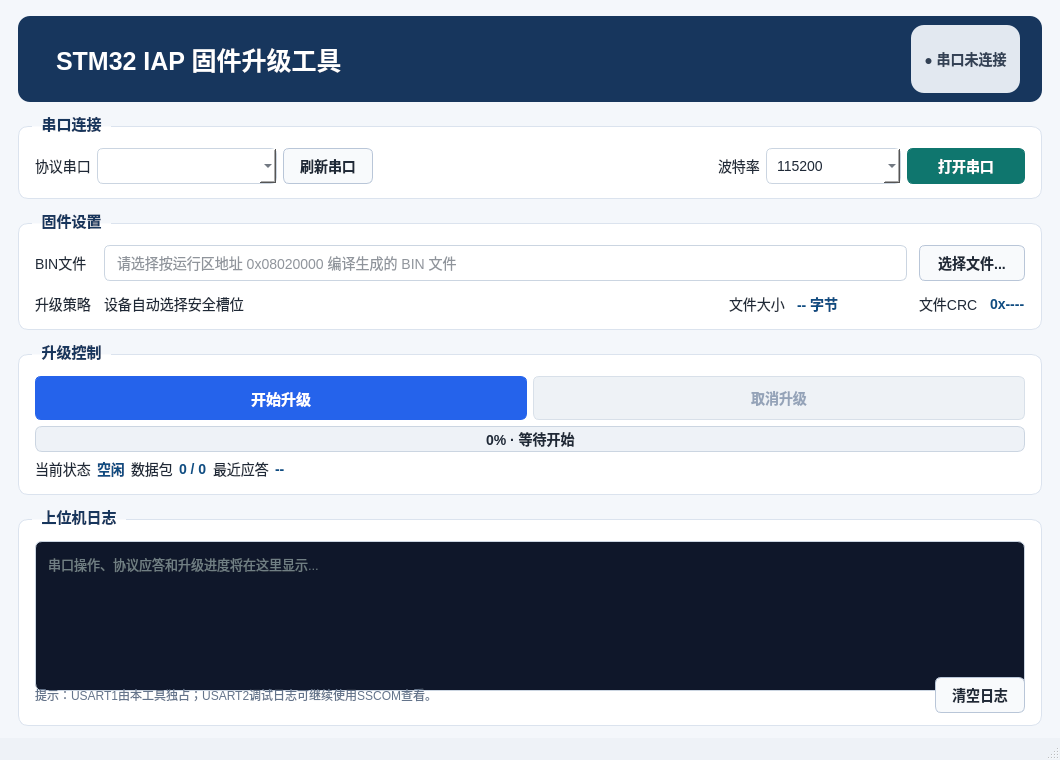
This is PC_IAP/mainwindow.ui in Secret-G/STM32-IAP-Bootloader as Qt 5 draws it before an edit. The edited form follows.
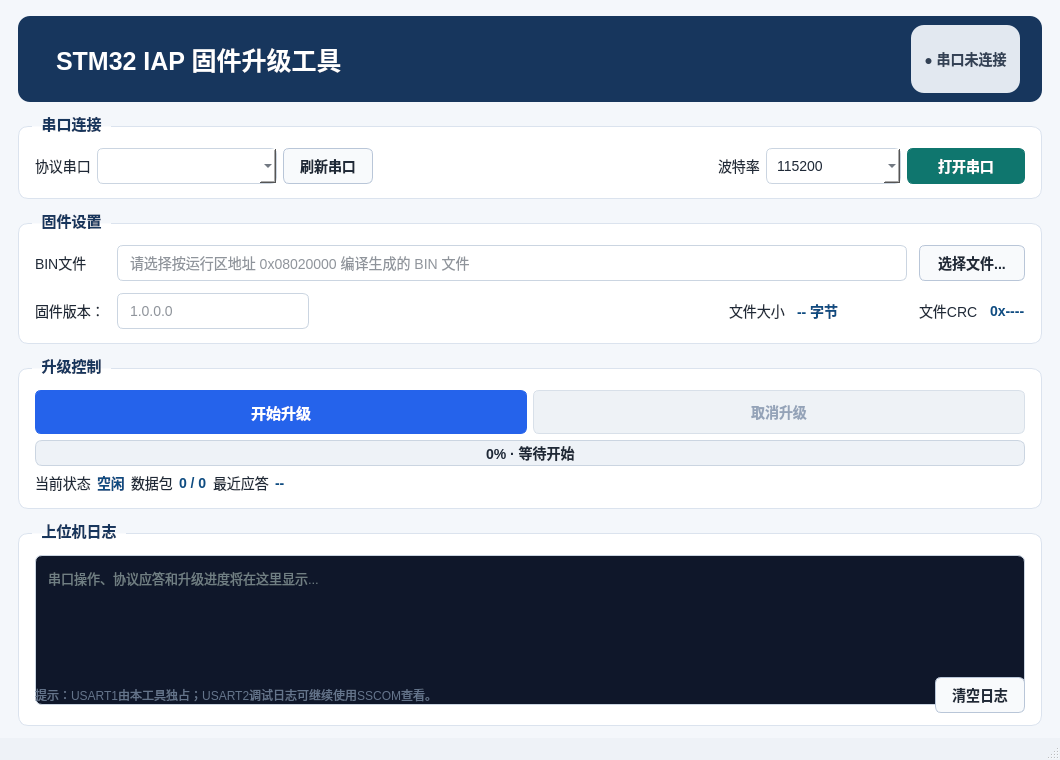
This is the edited form.

Commit message: 实现固件版本管理与防降级策略

Patch:
```diff
--- a/PC_IAP/mainwindow.ui
+++ b/PC_IAP/mainwindow.ui
@@ -343,7 +343,21 @@
        <property name="spacing">
         <number>12</number>
        </property>
-       <item row="0" column="1" colspan="4">
+       <item row="1" column="1">
+        <widget class="QLineEdit" name="lineEditFirmwareVersion">
+         <property name="placeholderText">
+          <string>1.0.0.0</string>
+         </property>
+        </widget>
+       </item>
+       <item row="0" column="6">
+        <widget class="QPushButton" name="pushButtonBrowseBin">
+         <property name="text">
+          <string>选择文件...</string>
+         </property>
+        </widget>
+       </item>
+       <item row="0" column="1" colspan="5">
         <widget class="QLineEdit" name="lineEditBinPath">
          <property name="readOnly">
           <bool>true</bool>
@@ -353,54 +367,21 @@
          </property>
         </widget>
        </item>
-       <item row="1" column="4">
-        <widget class="QLabel" name="labelFileSizeValue">
-         <property name="minimumSize">
-          <size>
-           <width>110</width>
-           <height>0</height>
-          </size>
-         </property>
+       <item row="0" column="0">
+        <widget class="QLabel" name="labelBinFile">
          <property name="text">
-          <string>-- 字节</string>
+          <string>BIN文件</string>
          </property>
         </widget>
        </item>
        <item row="1" column="0">
         <widget class="QLabel" name="labelTarget">
          <property name="text">
-          <string>升级策略</string>
+          <string>固件版本：</string>
          </property>
         </widget>
        </item>
-       <item row="1" column="2">
-        <spacer name="horizontalSpacerFirmware">
-         <property name="orientation">
-          <enum>Qt::Orientation::Horizontal</enum>
-         </property>
-         <property name="sizeHint" stdset="0">
-          <size>
-           <width>30</width>
-           <height>20</height>
-          </size>
-         </property>
-        </spacer>
-       </item>
-       <item row="0" column="5">
-        <widget class="QPushButton" name="pushButtonBrowseBin">
-         <property name="text">
-          <string>选择文件...</string>
-         </property>
-        </widget>
-       </item>
-       <item row="1" column="3">
-        <widget class="QLabel" name="labelFileSize">
-         <property name="text">
-          <string>文件大小</string>
-         </property>
-        </widget>
-       </item>
-       <item row="1" column="5">
+       <item row="1" column="6">
         <layout class="QHBoxLayout" name="horizontalLayoutFileCrc">
          <item>
           <widget class="QLabel" name="labelFileCrc">
@@ -418,20 +399,52 @@
          </item>
         </layout>
        </item>
-       <item row="0" column="0">
-        <widget class="QLabel" name="labelBinFile">
+       <item row="1" column="3">
+        <spacer name="horizontalSpacer">
+         <property name="orientation">
+          <enum>Qt::Orientation::Horizontal</enum>
+         </property>
+         <property name="sizeHint" stdset="0">
+          <size>
+           <width>40</width>
+           <height>20</height>
+          </size>
+         </property>
+        </spacer>
+       </item>
+       <item row="1" column="5">
+        <widget class="QLabel" name="labelFileSizeValue">
+         <property name="minimumSize">
+          <size>
+           <width>110</width>
+           <height>0</height>
+          </size>
+         </property>
          <property name="text">
-          <string>BIN文件</string>
+          <string>-- 字节</string>
          </property>
         </widget>
        </item>
-       <item row="1" column="1">
-        <widget class="QLabel" name="label">
+       <item row="1" column="4">
+        <widget class="QLabel" name="labelFileSize">
          <property name="text">
-          <string>设备自动选择安全槽位</string>
+          <string>文件大小</string>
          </property>
         </widget>
        </item>
+       <item row="1" column="2">
+        <spacer name="horizontalSpacer_2">
+         <property name="orientation">
+          <enum>Qt::Orientation::Horizontal</enum>
+         </property>
+         <property name="sizeHint" stdset="0">
+          <size>
+           <width>40</width>
+           <height>20</height>
+          </size>
+         </property>
+        </spacer>
+       </item>
       </layout>
      </widget>
     </item>
```
Left out of the diff: 2 changed lines with no effect on the pictures. The commit also changes 9 other files.
